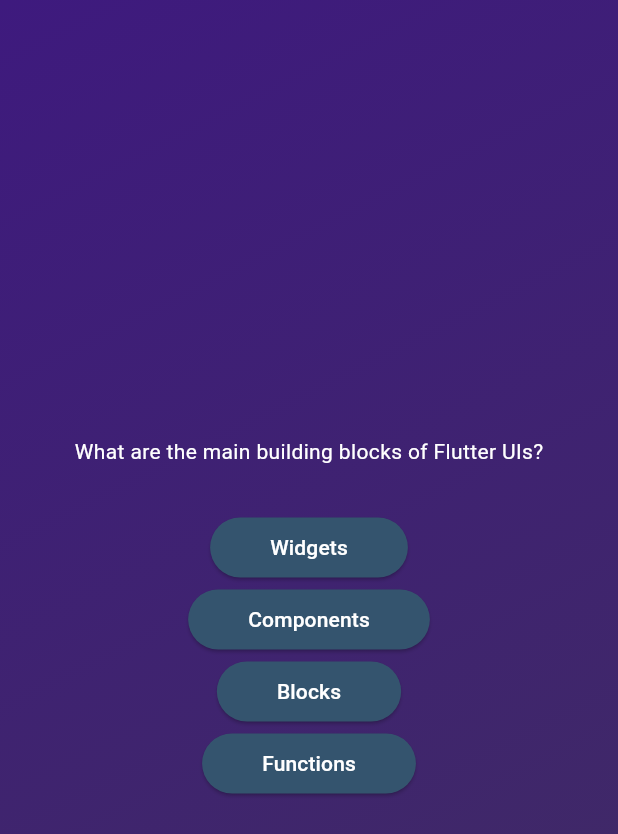
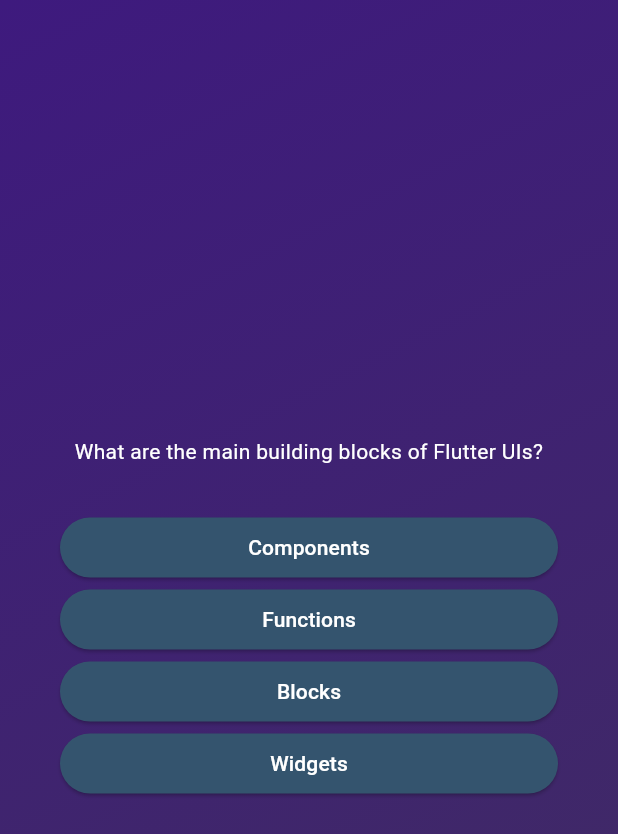
Before and after one commit to luckiMoH/flutterQuizApp, a Flutter app: the screen it shows after launch, after a tap on "Rozpocznij QUIZ!", on a phone screen of 412 x 824 dp. Shown: the top 834 px of the screen. Run offline on Flutter 3.47's test engine with Material 3 defaults, Android fonts, the phone set to English and light mode, and no system bars.

Commit message:
mapowanie oraz przemieszanie odpowiedzi

```diff
--- a/quizapp/lib/models/quiz_question.dart
+++ b/quizapp/lib/models/quiz_question.dart
@@ -4,4 +4,10 @@ class QuizQuestion {
 
   final String text;
   final List<String> answers;
+
+  List<String> getShuffledAnswers() {
+    final shuffledList = List.of(answers);
+    shuffledList.shuffle();
+    return shuffledList;
+  }
 }
--- a/quizapp/lib/question_screen.dart
+++ b/quizapp/lib/question_screen.dart
@@ -20,33 +20,29 @@ class _QuestionScreenState extends State<QuestionScreen> {
 
     return  SizedBox(
       width: double.infinity,
+      child: Container(
+        margin: const EdgeInsets.all(40),
         child: Column(
           mainAxisAlignment: MainAxisAlignment.center, //wyśrodkowanie
+          crossAxisAlignment: CrossAxisAlignment.stretch, //rozciągniecie przycisków na cała szerokość
           children: [
            Text(
             currentQuestion.text,
             style: const TextStyle(
               color: Colors.white
             ),
+            textAlign: TextAlign.center,
             ),
           const SizedBox(height: 30),
-        AnswerButton(
-          answerText: currentQuestion.answers[0],
+
+          ...currentQuestion.getShuffledAnswers().map((answer) {
+            return AnswerButton(
+            answerText: answer,
             onTap: () {},
+          );
+          }),
+        ],),
       ),
-        AnswerButton(
-          answerText: currentQuestion.answers[1],
-          onTap: () {},
-        ),
-         AnswerButton(
-          answerText: currentQuestion.answers[2],
-          onTap: () {},
-        ),
-        AnswerButton(
-          answerText: currentQuestion.answers[3],
-          onTap: () {},
-        )
-      ],),
     );
   }
 }
```
Lines whose indentation alone changed are shown as unchanged.
